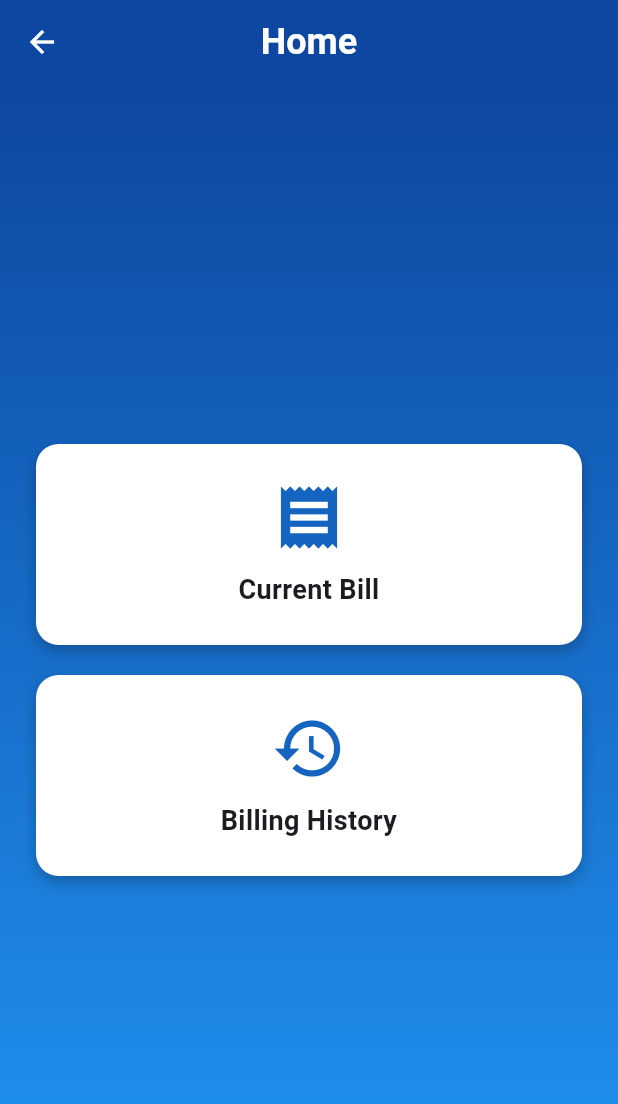
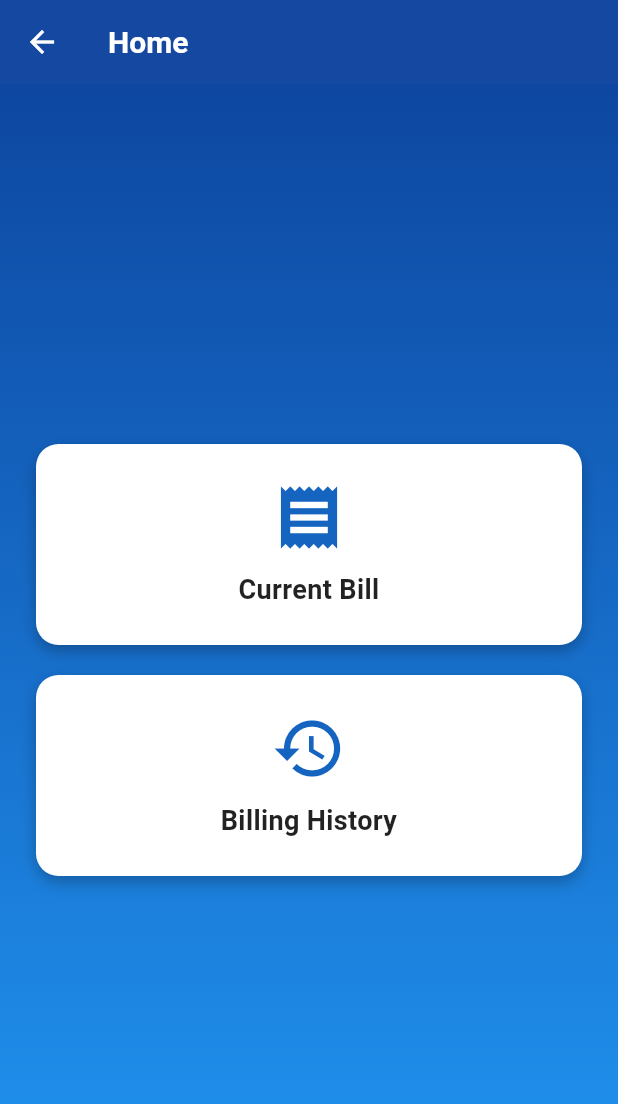
Before and after one commit to whatever413y/M18-Residences, a Flutter app: the HomePage screen opened directly with empty values, on a phone screen of 412 x 824 dp. Shown: the top 1104 px of the screen. Run offline on Flutter 3.47's test engine with Material 3 defaults, Android fonts, the phone set to English and light mode, and no system bars; our stand-ins replace fl_chart, flutter_dotenv; network calls fail.

Commit message:
Refactor billing and history to use models and services
Replaced mock billing and reading data with real models (Bill, Reading) and a BillingService for API integration. Updated history and billing pages to use these models, improved UI components, and added custom widgets for app bar, dropdown, and form fields. Introduced a theme file for consistent styling and removed the old custom_app_bar widget.

```diff
--- a/lib/features/billing/billing_page.dart
+++ b/lib/features/billing/billing_page.dart
@@ -1,6 +1,6 @@
 import 'package:flutter/material.dart';
 import 'package:intl/intl.dart';
-import 'package:rental_management_system_flutter/utils/widgets/custom_app_bar.dart';
+import 'package:rental_management_system_flutter/utils/custom_app_bar.dart';
 
 class BillingPage extends StatefulWidget {
   @override
--- a/lib/features/home/home_page.dart
+++ b/lib/features/home/home_page.dart
@@ -1,5 +1,5 @@
 import 'package:flutter/material.dart';
-import 'package:rental_management_system_flutter/utils/widgets/custom_app_bar.dart';
+import 'package:rental_management_system_flutter/utils/custom_app_bar.dart';
 import '../billing/billing_page.dart';
 import '../history/history_page.dart';
 
--- a/lib/main.dart
+++ b/lib/main.dart
@@ -1,22 +1,20 @@
 import 'package:flutter/material.dart';
+import 'package:flutter_dotenv/flutter_dotenv.dart';
+import 'package:rental_management_system_flutter/theme.dart';
 import 'features/login/login_page.dart';
 
-void main() {
-  runApp(Application());
+Future<void> main() async {
+  await dotenv.load();
+  runApp(MyApp());
 }
 
-class Application extends StatefulWidget {
-  @override
-  ApplicationState createState() => ApplicationState();
-}
-
-class ApplicationState extends State<Application> {
+class MyApp extends StatelessWidget {
   @override
   Widget build(BuildContext context) {
     return MaterialApp(
       debugShowCheckedModeBanner: false,
-      title: 'Home',
-      theme: ThemeData(primarySwatch: Colors.blue),
+      title: 'M18 Residences',
+      theme: AppTheme.lightTheme,
       home: LoginPage(),
     );
   }
--- /dev/null
+++ b/lib/models/billing.dart
@@ -0,0 +1,48 @@
+class Bill {
+  final int id;
+  final int tenantId;
+  final int readingId;
+  final int roomCharges;
+  final int electricCharges;
+  final int additionalCharges;
+  final String additionalDescription;
+  final int totalAmount;
+  final DateTime createdAt;
+  final int currReading;
+  final int prevReading;
+  final int consumption;
+
+  Bill({
+    required this.id,
+    required this.tenantId,
+    required this.readingId,
+    required this.roomCharges,
+    required this.electricCharges,
+    required this.additionalCharges,
+    required this.additionalDescription,
+    required this.totalAmount,
+    required this.createdAt,
+    required this.currReading,
+    required this.prevReading,
+    required this.consumption,
+  });
+
+  factory Bill.fromJson(Map<String, dynamic> json) {
+    final reading = json['reading'] ?? {};
+
+    return Bill(
+      id: json['id'],
+      readingId: json['readingId'],
+      tenantId: json['tenantId'],
+      roomCharges: json['roomCharges'],
+      electricCharges: json['electricCharges'],
+      additionalCharges: json['additionalCharges'],
+      additionalDescription: json['additionalDescription'] ?? '',
+      totalAmount: json['totalAmount'],
+      createdAt: DateTime.parse(json['createdAt']),
+      currReading: reading['currReading'] ?? 0,
+      prevReading: reading['prevReading'] ?? 0,
+      consumption: reading['consumption'] ?? 0,
+    );
+  }
+}
--- /dev/null
+++ b/lib/utils/custom_app_bar.dart
@@ -0,0 +1,26 @@
+import 'package:flutter/material.dart';
+
+class CustomAppBar extends StatelessWidget implements PreferredSizeWidget {
+  final String title;
+  final List<Widget>? actions;
+
+  const CustomAppBar({super.key, required this.title, this.actions});
+
+  @override
+  Widget build(BuildContext context) {
+    final theme = Theme.of(context);
+    final appBarTheme = theme.appBarTheme;
+
+    return AppBar(
+      title: Text(title, style: appBarTheme.titleTextStyle),
+      backgroundColor: appBarTheme.backgroundColor,
+      iconTheme: appBarTheme.iconTheme,
+      actionsIconTheme: appBarTheme.actionsIconTheme ?? appBarTheme.iconTheme,
+      actions: actions,
+      elevation: appBarTheme.elevation ?? 4,
+    );
+  }
+
+  @override
+  Size get preferredSize => const Size.fromHeight(kToolbarHeight);
+}
--- a/lib/utils/widgets/custom_app_bar.dart
+++ /dev/null
@@ -1,32 +0,0 @@
-import 'package:flutter/material.dart';
-
-class CustomAppBar extends StatelessWidget implements PreferredSizeWidget {
-  final String title;
-
-  CustomAppBar({required this.title});
-
-  @override
-  Widget build(BuildContext context) {
-    return AppBar(
-      title: Text(
-        title,
-        style: TextStyle(
-          fontWeight: FontWeight.bold,
-          fontSize: 24,
-          color: Colors.white,
-        ),
-      ),
-      backgroundColor: Colors.blue.shade900,
-      centerTitle: true,
-      leading: IconButton(
-        icon: Icon(Icons.arrow_back, color: Colors.white),
-        onPressed: () {
-          Navigator.pop(context);
-        },
-      ),
-    );
-  }
-
-  @override
-  Size get preferredSize => Size.fromHeight(kToolbarHeight);
-}
```
Also changed, not shown: lib/features/history/history_page.dart (+120 -96 lines), lib/features/history/widgets/electric_consumption_bar_chart.dart (+9 -8 lines), lib/models/reading.dart (added, +15 -0 lines), lib/services/billing_service.dart (added, +29 -0 lines), lib/theme.dart (added, +109 -0 lines), lib/utils/custom_dropdown_form.dart (added, +39 -0 lines), lib/utils/custom_form_field.dart (added, +55 -0 lines).
